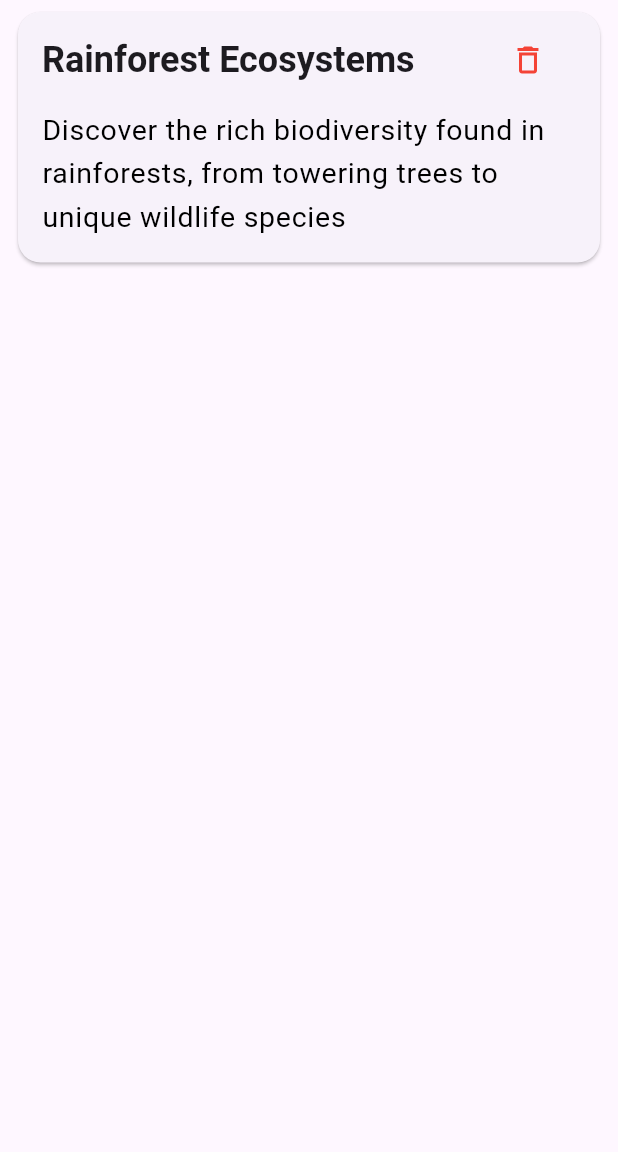
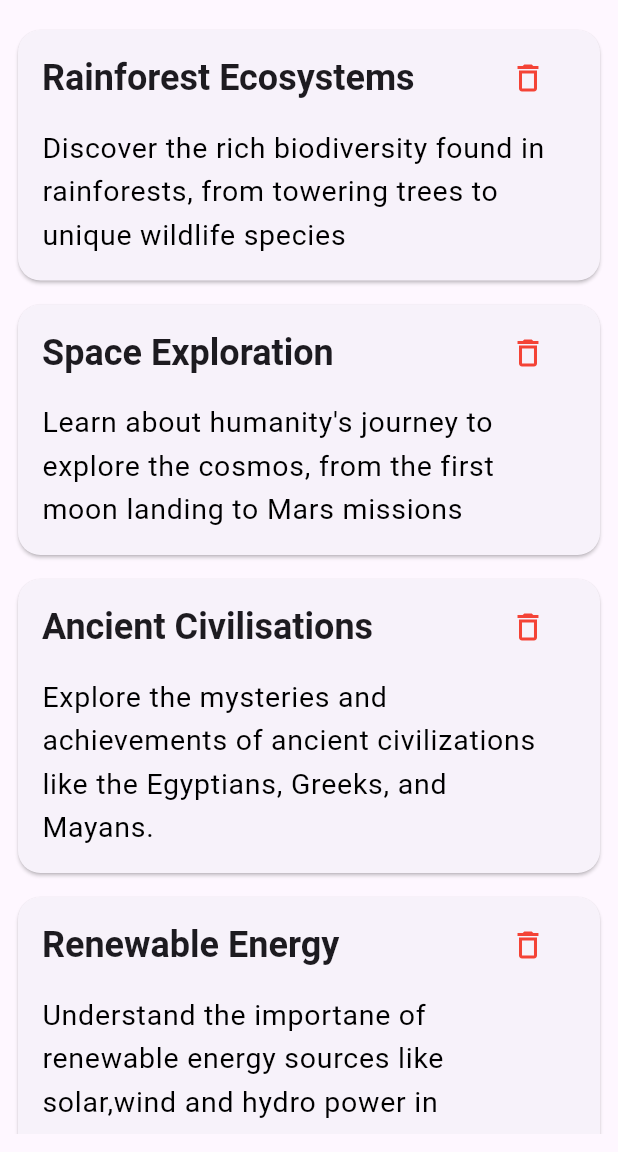
Before and after one commit to johnomeyo/mobile_dev, a Flutter app: the screen it shows after launch, on a phone screen of 412 x 824 dp, the part 84-1236 px from its top. Run offline on Flutter 3.47's test engine with Material 3 defaults, Android fonts, the phone set to English and light mode, and no system bars.

Commit message:
Add the provided data

```diff
--- a/lib/add_items_pgae.dart
+++ b/lib/add_items_pgae.dart
@@ -135,7 +135,7 @@ class AddItemPageState extends State<AddItemPage> {
             hintText: 'Add description',
             border: OutlineInputBorder(),
           ),
-          maxLines: 4,
+          maxLines: 6,
           onSaved: (value) {
             _description = value!;
           },
--- a/lib/item_provider.dart
+++ b/lib/item_provider.dart
@@ -14,6 +14,18 @@ class ItemProvider with ChangeNotifier {
         title: "Rainforest Ecosystems",
         description:
             "Discover the rich biodiversity found in rainforests, from towering trees to unique wildlife species"),
+    Item(
+        title: "Space Exploration",
+        description:
+            "Learn about humanity's journey to explore the cosmos, from the first moon landing to Mars missions"),
+    Item(
+        title: "Ancient Civilisations",
+        description:
+            "Explore the mysteries and achievements of ancient civilizations like the Egyptians, Greeks, and Mayans."),
+    Item(
+        title: "Renewable Energy",
+        description:
+            "Understand the importane of renewable energy sources like solar,wind and hydro power in combating climate change."),
   ];
 
   List<Item> get items => _items;
--- a/lib/items_list_page.dart
+++ b/lib/items_list_page.dart
@@ -44,18 +44,22 @@ class ItemListPage extends StatelessWidget {
       ),
       body: Consumer<ItemProvider>(
         builder: (context, itemProvider, child) {
-          return ListView.builder(
+          return Padding(
+            padding: const EdgeInsets.symmetric(vertical: 12),
+            child: ListView.builder(
               itemCount: itemProvider.items.length,
               itemBuilder: (context, index) {
                 final item = itemProvider.items[index];
                 return Padding(
-                padding: const EdgeInsets.symmetric(vertical: 4, horizontal: 8),
+                  padding:
+                      const EdgeInsets.symmetric(vertical: 4, horizontal: 8),
                   child: ItemCard(
                     item: item,
                     onDelete: () => itemProvider.removeItem(index),
                   ),
                 );
               },
+            ),
           );
         },
       ),
```
Lines whose indentation alone changed are shown as unchanged.
